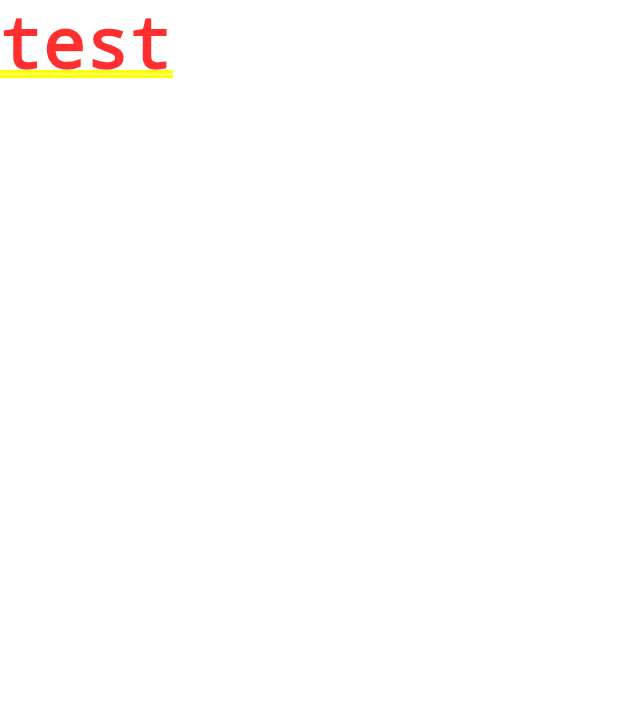
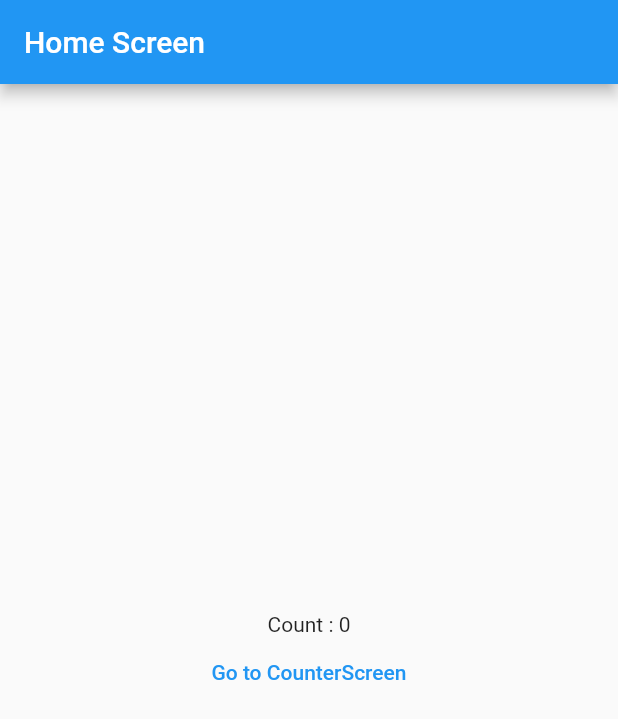
Before and after one commit to kibangkibang/counter_bloc, a Flutter app: the screen it shows after launch, on a phone screen of 412 x 824 dp. Shown: the top 719 px of the screen. Run offline on Flutter 3.47's test engine with Material 2 defaults, Android fonts, the phone set to English and light mode, and no system bars; our stand-ins replace bloc, flutter_bloc.

Commit message:
Bloc Counter 개발

```diff
--- /dev/null
+++ b/lib/blocs/counter/bloc/counter_bloc.dart
@@ -0,0 +1,19 @@
+import 'package:bloc/bloc.dart';
+import 'package:meta/meta.dart';
+
+part 'counter_event.dart';
+part 'counter_state.dart';
+
+class CounterBloc extends Bloc<CounterEvent, CounterState> {
+  CounterBloc() : super(CounterState(0));
+
+  @override
+  Stream<CounterState> mapEventToState(CounterEvent event) async*{
+    // TODO: implement mapEventToState
+    if(event is CounterIncrement){
+      yield CounterState(state.count + 1);
+    }else if(event is CounterDecrement){
+      yield CounterState(state.count - 1);
+    }
+  }
+}
--- /dev/null
+++ b/lib/blocs/counter/bloc/counter_event.dart
@@ -0,0 +1,26 @@
+part of 'counter_bloc.dart';
+
+@immutable
+abstract class CounterEvent {
+  const CounterEvent();
+}
+
+class CounterIncrement extends CounterEvent{
+  const CounterIncrement();
+
+  @override
+  String toString() {
+    // TODO: implement toString
+    return '[+] CounterIncrement';
+  }
+}
+
+class CounterDecrement extends CounterEvent{
+  const CounterDecrement();
+
+  @override
+  String toString() {
+    // TODO: implement toString
+    return '[-] CounterDecrement';
+  }
+}
--- /dev/null
+++ b/lib/blocs/counter/bloc/counter_state.dart
@@ -0,0 +1,7 @@
+part of 'counter_bloc.dart';
+
+@immutable
+class CounterState{
+  final int count;
+  const CounterState(this.count);
+}
--- a/lib/main.dart
+++ b/lib/main.dart
@@ -1,16 +1,32 @@
+import 'package:counter_bloc/blocs/counter/bloc/counter_bloc.dart';
+import 'package:counter_bloc/screens/screen_counter.dart';
+import 'package:counter_bloc/screens/screen_home.dart';
 import 'package:flutter/material.dart';
+import 'package:flutter_bloc/flutter_bloc.dart';
 
-void main(){
+void main() {
   runApp(MyApp());
 }
 
 class MyApp extends StatelessWidget {
-
   @override
   Widget build(BuildContext context) {
-    return MaterialApp(
-      title: '카운터',
-      home: Container(child: Text('test')),
+    return BlocProvider(
+      create: (context) {
+        return CounterBloc();
+      },
+      child: MaterialApp(
+        title: 'Flutter State Bloc',
+        routes: {
+          '/': (context) {
+            return HomeScreen();
+          },
+          '/counter': (context) {
+            return CounterScreen();
+          }
+        },
+        initialRoute: '/',
+      ),
     );
   }
 }
--- /dev/null
+++ b/lib/screens/screen_home.dart
@@ -0,0 +1,28 @@
+import 'package:counter_bloc/blocs/counter/bloc/counter_bloc.dart';
+import 'package:flutter/material.dart';
+import 'package:flutter_bloc/flutter_bloc.dart';
+
+class HomeScreen extends StatelessWidget {
+
+  @override
+  Widget build(BuildContext context) {
+    return Scaffold(
+      appBar: AppBar(title: Text('Home Screen')),
+      body: BlocBuilder<CounterBloc,CounterState>(buildWhen: (previous, current) {
+        return previous.count != current.count;
+      },builder: (context, state) {
+        return Center(
+          child: Column(
+            mainAxisAlignment: MainAxisAlignment.center,
+            children: [
+              Text('Count : ' + state.count.toString()),
+              TextButton(onPressed: () {
+                Navigator.of(context).pushNamed('/counter');
+              }, child: Text('Go to CounterScreen'))
+            ],
+          ),
+        );
+      },),
+    );
+  }
+}
--- a/pubspec.yaml
+++ b/pubspec.yaml
@@ -29,6 +29,8 @@ environment:
 dependencies:
   flutter:
     sdk: flutter
+  bloc: ^7.0.0
+  flutter_bloc: ^7.0.0
 
 
   # The following adds the Cupertino Icons font to your application.
```
Also changed, not shown: lib/screens/screen_counter.dart (added, +30 -0 lines), pubspec.lock.
